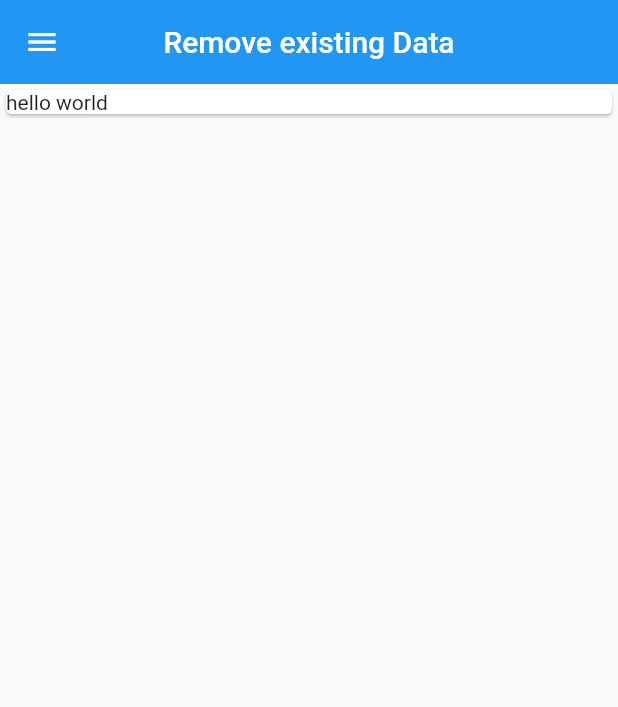
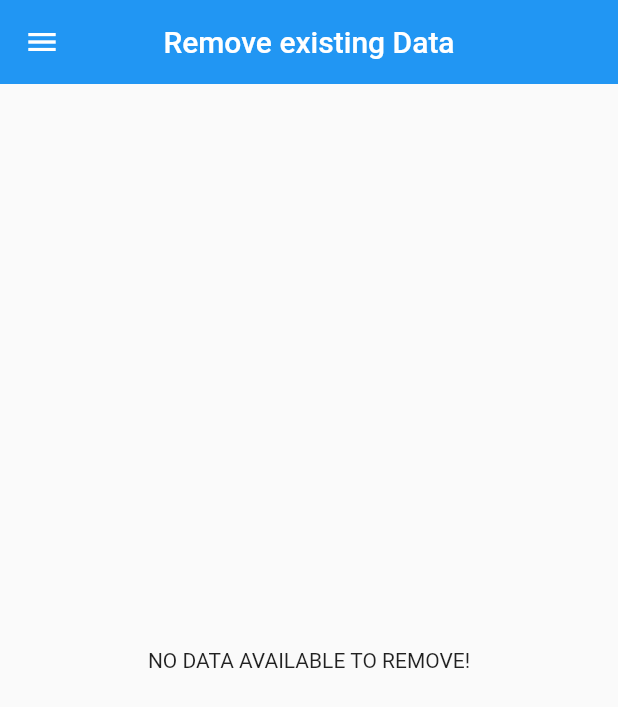
Before and after one commit to ruxrup/docsKeep, a Flutter app: the removeData screen opened directly, on a phone screen of 412 x 824 dp. Shown: the top 707 px of the screen. Run offline on Flutter 3.47's test engine with Material 2 defaults, Android fonts, the light colour scheme and no system bars.

Commit message:
every page working now

```diff
--- a/assets/data/data.txt
+++ /dev/null
@@ -1,3 +0,0 @@
-{"title":"Hiii","name":"1","number":1,"cvv":1,"address":"1","zip":1,"phone":1}
-{"title":"Hello","name":"2","number":2,"cvv":2,"address":"2","zip":2,"phone":2}
-{"title":"Okay","name":"1","number":1,"cvv":1,"address":"1","zip":1,"phone":1}
--- a/lib/models/dataClass.dart
+++ b/lib/models/dataClass.dart
@@ -6,6 +6,7 @@ class dataClass {
   String address;
   int zip;
   int phone;
+  var id;
 
   dataClass({
     required this.title,
@@ -15,6 +16,7 @@ class dataClass {
     this.address = "",
     this.zip = 0,
     this.phone = 0,
+    this.id = "",
   });
 
   factory dataClass.fromJson(Map<String, dynamic> json) {
@@ -24,7 +26,8 @@ class dataClass {
         cvv: json["cvv"],
         address: json["address"],
         zip: json["zip"],
-        phone: json["phone"]);
+        phone: json["phone"],
+        id: json["id"]);
   }
 
   Map<String, dynamic> toJson() => {
@@ -35,6 +38,7 @@ class dataClass {
         "address": address,
         "zip": zip,
         "phone": phone,
+        "id": id,
       };
 
   static parse(decode) {}
--- a/lib/pages/home.dart
+++ b/lib/pages/home.dart
@@ -4,7 +4,6 @@ import 'package:flutter/services.dart';
 import 'package:flutter/material.dart';
 import 'dart:convert';
 import 'dart:ui';
-
 import '../models/dataClass.dart';
 import '../widgets/data_widgets.dart';
 import '../widgets/dataManager.dart';
@@ -34,7 +33,7 @@ class _MyHomePageState extends State<MyHomePage> {
           elevation: 0.0,
           centerTitle: true,
         ),
-        body: (data_list.isNotEmpty && data_list != null)
+        body: (data_list.isNotEmpty)
             ? ListView.builder(
                 itemCount: data_list.length,
                 itemBuilder: ((context, index) {
--- a/lib/pages/removeData.dart
+++ b/lib/pages/removeData.dart
@@ -1,16 +1,32 @@
+import 'package:docs_keep/utils/removeID.dart';
 import 'package:flutter/material.dart';
 import 'package:flutter/src/widgets/container.dart';
 import 'package:flutter/src/widgets/framework.dart';
+import '../models/dataClass.dart';
+import '../widgets/dataManager.dart';
 import '../widgets/drawer.dart';
 
 class removeData extends StatefulWidget {
-  const removeData({super.key});
-
   @override
   State<removeData> createState() => _removeDataState();
 }
 
 class _removeDataState extends State<removeData> {
+  @override
+  void initState() {
+    super.initState();
+    loadData();
+  }
+
+  loadData() async {
+    data_list = await dataManager().readData();
+    setState(() {});
+  }
+
+  var keyToRemove = GlobalKey<FormState>();
+  final id_controller = TextEditingController();
+  var id_to_remove = "";
+
   @override
   Widget build(BuildContext context) {
     return Scaffold(
@@ -19,14 +35,55 @@ class _removeDataState extends State<removeData> {
           elevation: 0.0,
           centerTitle: true,
         ),
-        body: Center(
-            child: ListView(
-          children: [
-            Card(
-              child: Text("hello world"),
-            )
-          ],
-        )),
+        body: (data_list.isEmpty)
+            ? Center(
+                child: Text("NO DATA AVAILABLE TO REMOVE!"),
+              )
+            : Center(
+                child: Form(
+                    key: keyToRemove,
+                    child: ListView(
+                      children: [
+                        Card(
+                          child: TextFormField(
+                            validator: ((value) {
+                              if ((value == null || value.isEmpty) ||
+                                  !(removeID(value).check_id())) {
+                                return ("Invalid ID!");
+                              } else {
+                                return null;
+                              }
+                            }),
+                            controller: id_controller,
+                            onChanged: ((value) {
+                              id_to_remove = value;
+                            }),
+                            decoration: InputDecoration(
+                                hintText: "Enter a Valid Document ID",
+                                labelText: "Enter a ID to remove"),
+                          ),
+                        ),
+                        ElevatedButton(
+                            onPressed: () {
+                              keyToRemove.currentState!.validate() == false
+                                  ? (ScaffoldMessenger.of(context).showSnackBar(
+                                      const SnackBar(
+                                          content: Text('Data not Removed!')),
+                                    ))
+                                  : removed(context, id_to_remove);
+                              id_controller.clear();
+                            },
+                            child: Text("REMOVE DOCUMENT"))
+                      ],
+                    )),
+              ),
         drawer: myDrawer());
   }
 }
+
+removed(context, id) {
+  removeID(id).remove();
+  (ScaffoldMessenger.of(context).showSnackBar(
+    const SnackBar(content: Text('Data Removed!')),
+  ));
+}
--- a/lib/utils/dataFiels.dart
+++ b/lib/utils/dataFiels.dart
@@ -8,6 +8,7 @@ class createDataField {
   final address_dataField = TextEditingController();
   final zip_dataField = TextEditingController();
   final phone_dataField = TextEditingController();
+  final id_dataField = TextEditingController();
 
   void clearDataField() {
     title_dataField.clear();
@@ -17,5 +18,6 @@ class createDataField {
     address_dataField.clear();
     zip_dataField.clear();
     phone_dataField.clear();
+    id_dataField.clear();
   }
 }
--- /dev/null
+++ b/lib/utils/removeID.dart
@@ -0,0 +1,44 @@
+import 'dart:convert';
+import 'dart:io';
+
+import '../models/dataClass.dart';
+import '../widgets/dataManager.dart';
+
+loadData() async {
+  data_list = await dataManager().readData();
+}
+
+class removeID {
+  String id = "";
+  removeID(id_to_remove) {
+    id = id_to_remove;
+  }
+  remove() {
+    dataClass element;
+    data_list.removeWhere((element) => element.id == id);
+    File _updated_file = File("assets/data/data.txt");
+    _updated_file.delete();
+    createnew();
+  }
+
+  bool check_id() {
+    dataClass element_;
+    bool present = false;
+    for (element_ in data_list) {
+      if (element_.id == id) {
+        present = true;
+      }
+    }
+    return present;
+  }
+}
+
+createnew() async {
+  dataClass element;
+  File updated_file = File("assets/data/data.txt");
+  updated_file.create();
+  for (element in data_list) {
+    await updated_file.writeAsString(json.encode(element) + "\n",
+        mode: FileMode.append);
+  }
+}
--- a/lib/widgets/dataManager.dart
+++ b/lib/widgets/dataManager.dart
@@ -30,6 +30,7 @@ class dataManager {
     address_data = "",
     zip_data = 0,
     phone_data = 0,
+    required id_data,
   }) async {
     dataClass dataToWrite = dataClass(
       title: title_data,
@@ -38,7 +39,9 @@ class dataManager {
       address: address_data,
       zip: zip_data,
       phone: phone_data,
-        number: number_data);
+      number: number_data,
+      id: id_data,
+    );
     await data.writeAsString(json.encode(dataToWrite) + "\n",
         mode: FileMode.append);
   }
--- a/lib/widgets/data_widgets.dart
+++ b/lib/widgets/data_widgets.dart
@@ -12,8 +12,10 @@ class dataWidget extends StatelessWidget {
   Widget build(BuildContext context) {
     return Card(
         child: ListTile(
-            title: Text(
-      data_to_show.title,
-    )));
+      title: Text(
+        data_to_show.title,
+      ),
+      trailing: Text(data_to_show.id),
+    ));
   }
 }
```
Also changed, not shown: lib/utils/addDataBody.dart (+25 -5 lines). Lines whose indentation alone changed are shown as unchanged.
